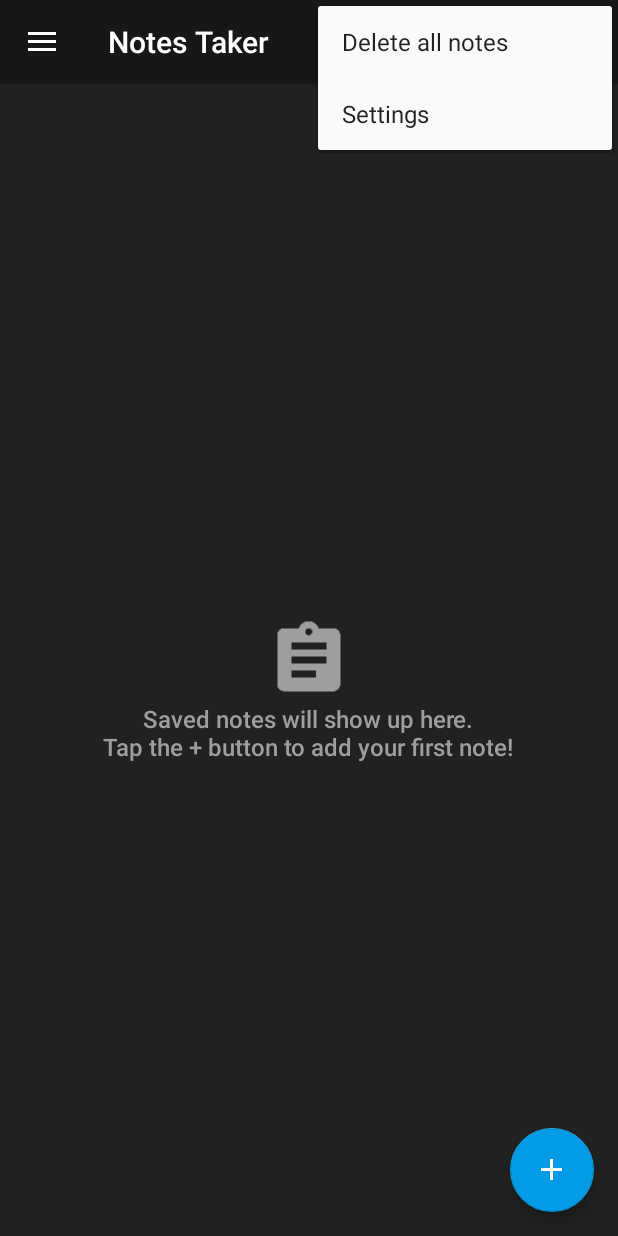
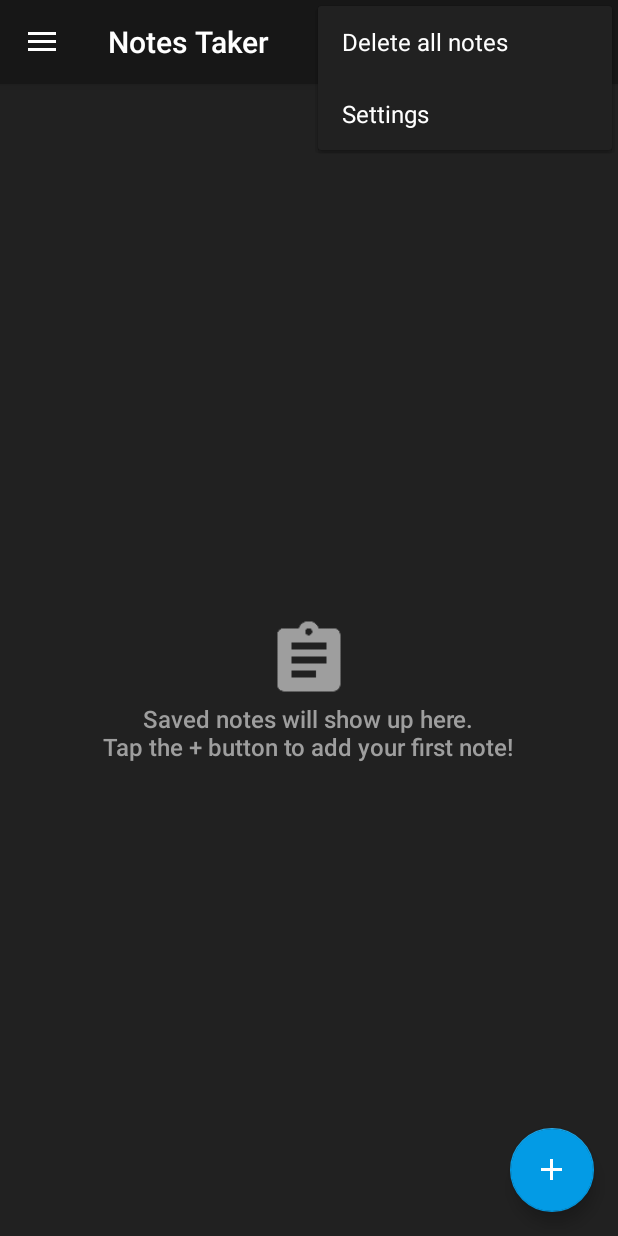
Before and after one commit to SivaAggzz/NotesTaker, an Android app: the screen it shows after launch (AllNotesViewerActivity), with the options menu open, on a phone screen of 412 x 824 dp. Run offline under Robolectric (Android 15) with nearby library versions, the phone set to English and light mode, and no system bars; our stand-ins replace Room's generated code, RxJava, data binding.

```diff
--- /dev/null
+++ b/app/src/main/res/drawable/of_menu_rounded_bg.xml
@@ -0,0 +1,6 @@
+<?xml version="1.0" encoding="utf-8"?>
+<shape xmlns:android="http://schemas.android.com/apk/res/android"
+    android:shape="rectangle">
+    <corners android:radius="10sp" />
+    <solid android:color="@android:color/transparent" />
+</shape>
--- a/app/src/main/res/layout/activity_all_notes_viewer.xml
+++ b/app/src/main/res/layout/activity_all_notes_viewer.xml
@@ -21,9 +21,9 @@
                 <androidx.appcompat.widget.Toolbar
                     android:id="@+id/toolbar"
                     android:layout_width="match_parent"
+                    android:background="?attr/colorPrimary"
                     android:layout_height="?attr/actionBarSize"
-                    android:background="?attr/colorPrimary"
-                    app:popupTheme="@style/AppTheme.PopupOverlay" />
+                    app:popupTheme="@style/MyDarkToolbarPopupStyle" />
 
             </com.google.android.material.appbar.AppBarLayout>
 
--- a/app/src/main/res/values/styles.xml
+++ b/app/src/main/res/values/styles.xml
@@ -58,4 +58,11 @@
         <item name="android:textColorTertiaryInverse">@color/md_grey_300</item>
 
     </style>
+
+    <!-- MyDarkToolbarPopupStyle is toolbar popup theme -->
+    <style name="MyDarkToolbarPopupStyle" parent="ThemeOverlay.AppCompat.Dark.ActionBar">
+        <item name="android:colorBackground">@color/md_grey_900</item>
+        <!-- textColor is for all menu text colors -->
+        <item name="android:textColor">@color/md_white_1000</item>
+    </style>
 </resources>
```
Also changed, not shown: app/src/main/java/com/techneapps/notestaking/view/settings/SettingsActivity.java (+7 -0 lines).
